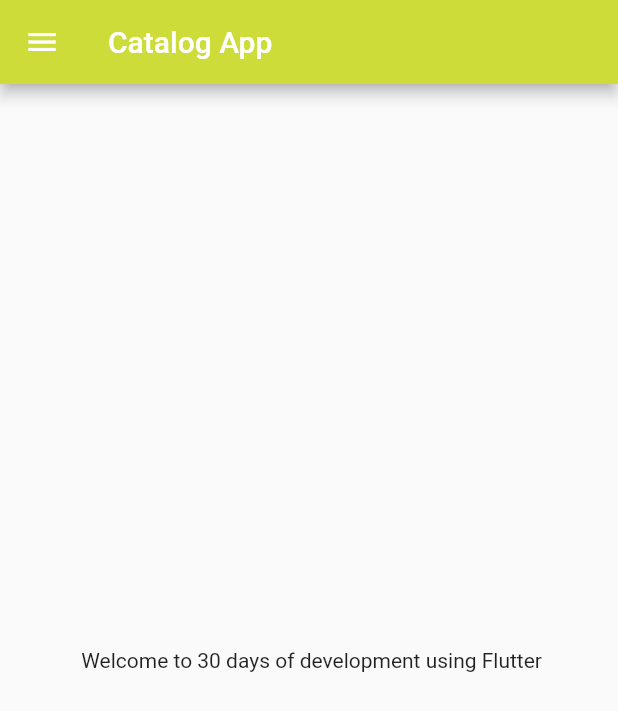
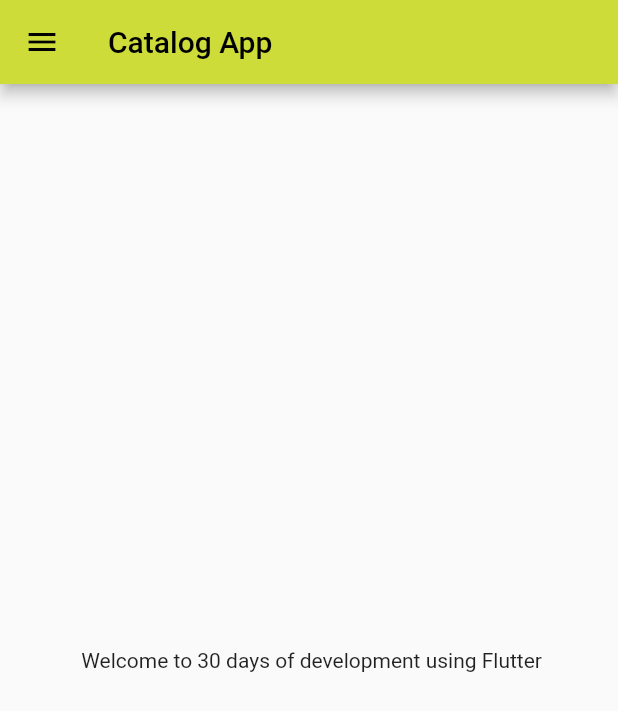
Before and after one commit to asad1729/Flutter-Catalog-, a Flutter app: the screen it shows after launch, on a phone screen of 412 x 824 dp. Shown: the top 711 px of the screen. Run offline on Flutter 3.47's test engine with Material 2 defaults, Android fonts, the phone set to English and light mode, and no system bars.

Commit message:
Day 3 done

```diff
--- a/lib/main.dart
+++ b/lib/main.dart
@@ -1,5 +1,6 @@
 import 'package:flutter/material.dart';
-import 'package:flutter_catalog/home_page.dart';
+import 'package:flutter_catalog/screens/home_page.dart';
+import 'package:flutter_catalog/screens/login_page.dart';
 
 void main() {
   runApp(MyApp());
@@ -15,7 +16,15 @@ class MyApp extends StatelessWidget {
     const pi1 = 3.14; */
 
     return MaterialApp(
-      home: HomePage(),
-    );
+        /*  home: HomePage(), */
+        themeMode: ThemeMode.light,
+        theme: ThemeData(primarySwatch: Colors.amber),
+        darkTheme: ThemeData(brightness: Brightness.dark),
+        initialRoute: "/home",
+        routes: {
+          "/": (context) => log_in_page(),
+          "/login": (context) => log_in_page(),
+          "/home": (context) => HomePage(),
+        });
   }
 }
--- a/lib/home_page.dart
+++ b/lib/screens/home_page.dart
@@ -1,18 +1,15 @@
 import 'package:flutter/material.dart';
 
 class HomePage extends StatelessWidget {
-  const HomePage({Key? key}) : super(key: key);
-
   @override
   Widget build(BuildContext context) {
     final int days = 30;
     final String name = "Flutter";
 
     return Scaffold(
-      appBar: AppBar(
-        title: Text("Catalog App"),
-        backgroundColor: Colors.lime,
-      ),
+      appBar: AppBar(title: Text("Catalog App", style: TextStyle(color: Colors.black)),
+        backgroundColor: Colors.lime,)
+      ,
       body: Center(
         child: Container(
           child: Text(" Welcome to $days days of development using $name"),
--- a/pubspec.yaml
+++ b/pubspec.yaml
@@ -44,7 +44,7 @@ dev_dependencies:
   # activated in the `analysis_options.yaml` file located at the root of your
   # package. See that file for information about deactivating specific lint
   # rules and activating additional ones.
-  #flutter_lints: ^1.0.0
+  # flutter_lints: ^1.0.0
 
 # For information on the generic Dart part of this file, see the
 # following page: https://dart.dev/tools/pub/pubspec
```
Also changed, not shown: lib/screens/login_page.dart (added, +16 -0 lines).
